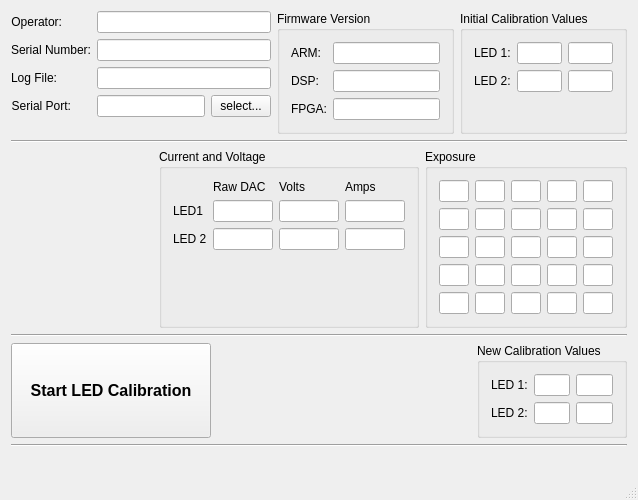
The window that mainwindow.ui (jamesgpeterson/LED_cal) describes before a commit, drawn with Qt 5.
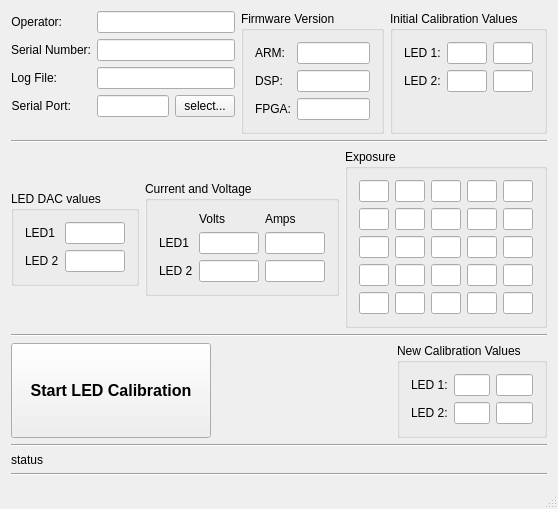
The same window after the commit.

The edit to the form file:
```diff
--- a/mainwindow.ui
+++ b/mainwindow.ui
@@ -6,15 +6,15 @@
    <rect>
     <x>0</x>
     <y>0</y>
-    <width>638</width>
-    <height>466</height>
+    <width>541</width>
+    <height>477</height>
    </rect>
   </property>
   <property name="windowTitle">
    <string>MainWindow</string>
   </property>
   <widget class="QWidget" name="centralWidget">
-   <layout class="QVBoxLayout" name="verticalLayout_2">
+   <layout class="QVBoxLayout" name="verticalLayout_3">
     <item>
      <layout class="QHBoxLayout" name="horizontalLayout_4">
       <item>
@@ -259,88 +259,127 @@
     </item>
     <item>
      <layout class="QHBoxLayout" name="horizontalLayout_6">
-      <item>
-       <spacer name="horizontalSpacer_2">
-        <property name="orientation">
-         <enum>Qt::Horizontal</enum>
-        </property>
-        <property name="sizeHint" stdset="0">
-         <size>
-          <width>40</width>
-          <height>20</height>
-         </size>
-        </property>
-       </spacer>
-      </item>
       <item>
        <layout class="QVBoxLayout" name="verticalLayout">
         <item>
+         <spacer name="verticalSpacer">
+          <property name="orientation">
+           <enum>Qt::Vertical</enum>
+          </property>
+          <property name="sizeHint" stdset="0">
+           <size>
+            <width>20</width>
+            <height>40</height>
+           </size>
+          </property>
+         </spacer>
+        </item>
+        <item>
+         <widget class="QGroupBox" name="groupBox_6">
+          <property name="title">
+           <string>LED DAC values</string>
+          </property>
+          <layout class="QFormLayout" name="formLayout_5">
+           <item row="0" column="0">
+            <widget class="QLabel" name="label_6">
+             <property name="text">
+              <string>LED1</string>
+             </property>
+            </widget>
+           </item>
+           <item row="0" column="1">
+            <widget class="QLineEdit" name="lineEdit_dac1">
+             <property name="minimumSize">
+              <size>
+               <width>60</width>
+               <height>0</height>
+              </size>
+             </property>
+             <property name="maximumSize">
+              <size>
+               <width>60</width>
+               <height>16777215</height>
+              </size>
+             </property>
+             <property name="readOnly">
+              <bool>true</bool>
+             </property>
+            </widget>
+           </item>
+           <item row="1" column="0">
+            <widget class="QLabel" name="label_7">
+             <property name="text">
+              <string>LED 2</string>
+             </property>
+            </widget>
+           </item>
+           <item row="1" column="1">
+            <widget class="QLineEdit" name="lineEdit_dac2">
+             <property name="minimumSize">
+              <size>
+               <width>60</width>
+               <height>0</height>
+              </size>
+             </property>
+             <property name="maximumSize">
+              <size>
+               <width>60</width>
+               <height>16777215</height>
+              </size>
+             </property>
+             <property name="readOnly">
+              <bool>true</bool>
+             </property>
+            </widget>
+           </item>
+          </layout>
+          <zorder>lineEdit_dac1</zorder>
+          <zorder>lineEdit_volts2</zorder>
+          <zorder>lineEdit_dac2</zorder>
+          <zorder>label_6</zorder>
+          <zorder>label_7</zorder>
+         </widget>
+        </item>
+        <item>
+         <spacer name="verticalSpacer_2">
+          <property name="orientation">
+           <enum>Qt::Vertical</enum>
+          </property>
+          <property name="sizeHint" stdset="0">
+           <size>
+            <width>20</width>
+            <height>40</height>
+           </size>
+          </property>
+         </spacer>
+        </item>
+       </layout>
+      </item>
+      <item>
+       <layout class="QVBoxLayout" name="verticalLayout_2">
+        <item>
+         <spacer name="verticalSpacer_3">
+          <property name="orientation">
+           <enum>Qt::Vertical</enum>
+          </property>
+          <property name="sizeHint" stdset="0">
+           <size>
+            <width>20</width>
+            <height>40</height>
+           </size>
+          </property>
+         </spacer>
+        </item>
+        <item>
          <widget class="QGroupBox" name="groupBox_4">
           <property name="title">
            <string>Current and Voltage</string>
           </property>
           <layout class="QGridLayout" name="gridLayout_2">
-           <item row="1" column="3">
-            <widget class="QLineEdit" name="lineEdit_amps1">
-             <property name="minimumSize">
-              <size>
-               <width>60</width>
-               <height>0</height>
-              </size>
-             </property>
-             <property name="maximumSize">
-              <size>
-               <width>60</width>
-               <height>16777215</height>
-              </size>
-             </property>
-             <property name="readOnly">
-              <bool>true</bool>
-             </property>
-            </widget>
-           </item>
-           <item row="1" column="1">
-            <widget class="QLineEdit" name="lineEdit_dac1">
-             <property name="minimumSize">
-              <size>
-               <width>60</width>
-               <height>0</height>
-              </size>
-             </property>
-             <property name="maximumSize">
-              <size>
-               <width>60</width>
-               <height>16777215</height>
-              </size>
-             </property>
-             <property name="readOnly">
-              <bool>true</bool>
-             </property>
-            </widget>
-           </item>
-           <item row="0" column="3">
-            <widget class="QLabel" name="label_4">
+           <item row="2" column="0">
+            <widget class="QLabel" name="label_2">
              <property name="text">
-              <string>Amps</string>
-             </property>
-            </widget>
-           </item>
-           <item row="2" column="1">
-            <widget class="QLineEdit" name="lineEdit_dac2">
-             <property name="minimumSize">
-              <size>
-               <width>60</width>
-               <height>0</height>
-              </size>
-             </property>
-             <property name="maximumSize">
-              <size>
-               <width>60</width>
-               <height>16777215</height>
-              </size>
-             </property>
-             <property name="readOnly">
-              <bool>true</bool>
+              <string>LED 2</string>
              </property>
             </widget>
            </item>
@@ -351,21 +390,14 @@
              </property>
             </widget>
            </item>
-           <item row="0" column="2">
+           <item row="0" column="1">
             <widget class="QLabel" name="label_3">
              <property name="text">
               <string>Volts</string>
              </property>
             </widget>
            </item>
-           <item row="2" column="0">
-            <widget class="QLabel" name="label_2">
-             <property name="text">
-              <string>LED 2</string>
-             </property>
-            </widget>
-           </item>
-           <item row="1" column="2">
+           <item row="1" column="1">
             <widget class="QLineEdit" name="lineEdit_volts1">
              <property name="minimumSize">
               <size>
@@ -384,8 +416,15 @@
              </property>
             </widget>
            </item>
-           <item row="2" column="3">
-            <widget class="QLineEdit" name="lineEdit_amps2">
+           <item row="0" column="2">
+            <widget class="QLabel" name="label_4">
+             <property name="text">
+              <string>Amps</string>
+             </property>
+            </widget>
+           </item>
+           <item row="1" column="2">
+            <widget class="QLineEdit" name="lineEdit_amps1">
              <property name="minimumSize">
               <size>
                <width>60</width>
@@ -403,7 +442,7 @@
              </property>
             </widget>
            </item>
-           <item row="2" column="2">
+           <item row="2" column="1">
             <widget class="QLineEdit" name="lineEdit_volts2">
              <property name="minimumSize">
               <size>
@@ -422,29 +461,41 @@
              </property>
             </widget>
            </item>
-           <item row="0" column="1">
-            <widget class="QLabel" name="label_5">
-             <property name="text">
-              <string>Raw DAC</string>
+           <item row="2" column="2">
+            <widget class="QLineEdit" name="lineEdit_amps2">
+             <property name="minimumSize">
+              <size>
+               <width>60</width>
+               <height>0</height>
+              </size>
+             </property>
+             <property name="maximumSize">
+              <size>
+               <width>60</width>
+               <height>16777215</height>
+              </size>
+             </property>
+             <property name="readOnly">
+              <bool>true</bool>
              </property>
             </widget>
            </item>
-           <item row="3" column="2">
-            <spacer name="verticalSpacer">
-             <property name="orientation">
-              <enum>Qt::Vertical</enum>
-             </property>
-             <property name="sizeHint" stdset="0">
-              <size>
-               <width>20</width>
-               <height>40</height>
-              </size>
-             </property>
-            </spacer>
-           </item>
           </layout>
          </widget>
         </item>
+        <item>
+         <spacer name="verticalSpacer_4">
+          <property name="orientation">
+           <enum>Qt::Vertical</enum>
+          </property>
+          <property name="sizeHint" stdset="0">
+           <size>
+            <width>20</width>
+            <height>40</height>
+           </size>
+          </property>
+         </spacer>
+        </item>
        </layout>
       </item>
       <item>
@@ -1226,7 +1277,7 @@
      </layout>
     </item>
     <item>
-     <widget class="Line" name="line_4">
+     <widget class="Line" name="line">
       <property name="orientation">
        <enum>Qt::Horizontal</enum>
       </property>
@@ -1235,7 +1286,14 @@
     <item>
      <widget class="QLabel" name="label_status">
       <property name="text">
-       <string/>
+       <string>status</string>
+      </property>
+     </widget>
+    </item>
+    <item>
+     <widget class="Line" name="line_2">
+      <property name="orientation">
+       <enum>Qt::Horizontal</enum>
       </property>
      </widget>
     </item>
```
Left out of the diff: 15 changed lines with no effect on the pictures.
